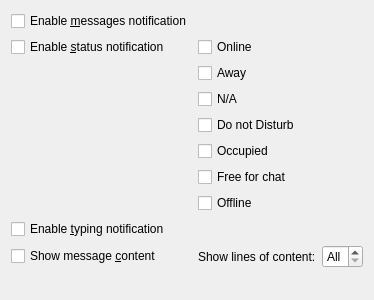
Old version of the form trunk/plugins/osd/qt4ui/osdconfigbase.ui in the repository BackupTheBerlios/sim-im-svn.
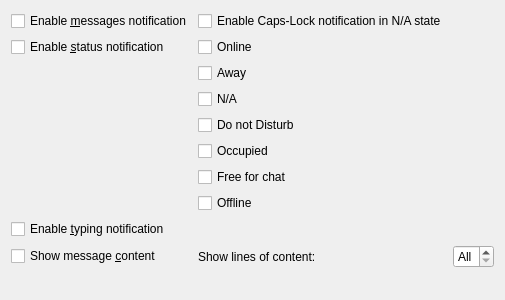
New version of the form.

Commit message: + LED notification

```diff
--- a/trunk/plugins/osd/qt4ui/osdconfigbase.ui
+++ b/trunk/plugins/osd/qt4ui/osdconfigbase.ui
@@ -5,7 +5,7 @@
    <rect>
     <x>0</x>
     <y>0</y>
-    <width>348</width>
+    <width>464</width>
     <height>300</height>
    </rect>
   </property>
@@ -26,6 +26,13 @@
      </property>
     </widget>
    </item>
+   <item row="0" column="1" >
+    <widget class="QCheckBox" name="chkCapsLockFlash" >
+     <property name="text" >
+      <string>Enable Caps-Lock notification in N/A state</string>
+     </property>
+    </widget>
+   </item>
    <item row="1" column="0" >
     <widget class="QCheckBox" name="chkStatus" >
      <property name="text" >
```
